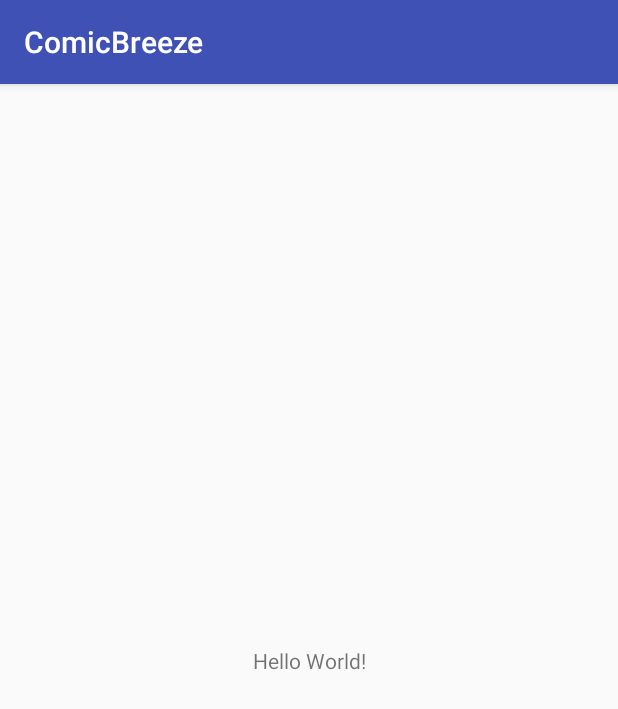
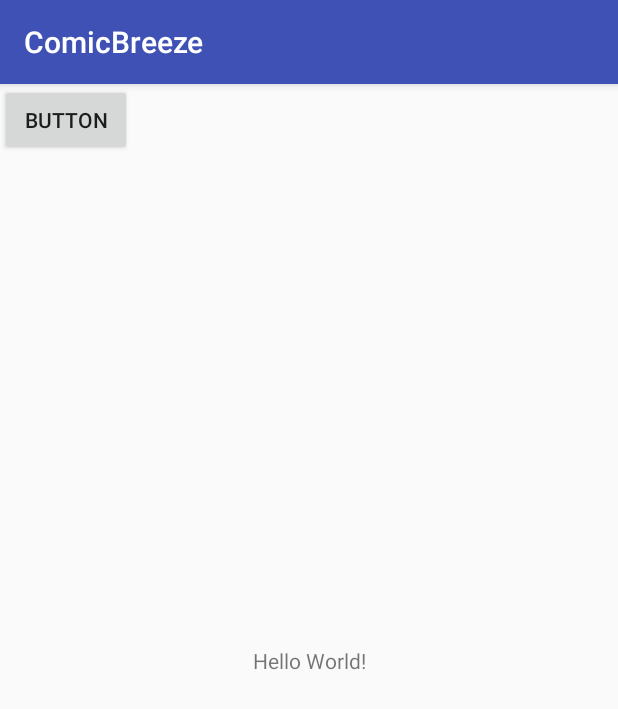
Before and after one commit to intet/ComicBreeze_android, an Android app: the screen it shows after launch (MainActivity), on a phone screen of 412 x 824 dp. Shown: the top 709 px of the screen. Run offline under Robolectric (Android 15) with nearby library versions, the phone set to English and light mode, and no system bars.

Commit message:
Обновление

```diff
--- a/app/build.gradle
+++ b/app/build.gradle
@@ -1,5 +1,4 @@
 apply plugin: 'com.android.application'
-
 android {
     compileSdkVersion 27
     buildToolsVersion "27.0.3"
@@ -20,6 +19,7 @@ android {
 }
 
 dependencies {
+
     compile fileTree(dir: 'libs', include: ['*.jar'])
     androidTestCompile('com.android.support.test.espresso:espresso-core:2.2.2', {
         exclude group: 'com.android.support', module: 'support-annotations'
@@ -27,4 +27,6 @@ dependencies {
     compile 'com.android.support:appcompat-v7:27.+'
     compile 'com.android.support.constraint:constraint-layout:+'
     testCompile 'junit:junit:4.12'
+    compile "android.arch.persistence.room:runtime:1.1.0"
+    annotationProcessor "android.arch.persistence.room:compiler:1.1.0"
 }
--- a/app/src/main/AndroidManifest.xml
+++ b/app/src/main/AndroidManifest.xml
@@ -8,7 +8,8 @@
             android:label="@string/app_name"
             android:roundIcon="@mipmap/ic_launcher_round"
             android:supportsRtl="true"
-            android:theme="@style/AppTheme">
+            android:theme="@style/AppTheme"
+            android:name=".ComicApplication">
         <activity android:name=".MainActivity">
             <intent-filter>
                 <action android:name="android.intent.action.MAIN"/>
--- /dev/null
+++ b/app/src/main/java/com/intetm/comicbreeze/ComicApplication.java
@@ -0,0 +1,7 @@
+package com.intetm.comicbreeze;
+
+import android.app.Application;
+
+public class ComicApplication extends Application {
+
+}
--- a/app/src/main/java/com/intetm/comicbreeze/MainActivity.java
+++ b/app/src/main/java/com/intetm/comicbreeze/MainActivity.java
@@ -2,6 +2,8 @@ package com.intetm.comicbreeze;
 
 import android.support.v7.app.AppCompatActivity;
 import android.os.Bundle;
+import android.view.View;
+import android.widget.TextView;
 
 public class MainActivity extends AppCompatActivity {
 
@@ -10,4 +12,8 @@ public class MainActivity extends AppCompatActivity {
         super.onCreate(savedInstanceState);
         setContentView(R.layout.activity_main);
     }
+
+    public void btnClick(View v){
+        ((TextView)findViewById(R.id.main_text)).setText("test!");
+    }
 }
--- /dev/null
+++ b/app/src/main/java/com/intetm/comicbreeze/service/database/AppDatabase.java
@@ -0,0 +1,4 @@
+package com.intetm.comicbreeze.service.database;
+
+public class AppDatabase {
+}
--- /dev/null
+++ b/app/src/main/java/com/intetm/comicbreeze/service/database/DatabaseService.java
@@ -0,0 +1,4 @@
+package com.intetm.comicbreeze.service.database;
+
+public class DatabaseService {
+}
--- a/app/src/main/res/layout/activity_main.xml
+++ b/app/src/main/res/layout/activity_main.xml
@@ -14,6 +14,11 @@
             app:layout_constraintBottom_toBottomOf="parent"
             app:layout_constraintLeft_toLeftOf="parent"
             app:layout_constraintRight_toRightOf="parent"
-            app:layout_constraintTop_toTopOf="parent"/>
+            app:layout_constraintTop_toTopOf="parent" android:id="@+id/main_text"/>
+    <Button
+            android:text="Button"
+            android:layout_width="wrap_content"
+            android:layout_height="wrap_content" tools:layout_editor_absoluteY="123dp"
+            tools:layout_editor_absoluteX="147dp" android:id="@+id/button" android:onClick="btnClick"/>
 
 </android.support.constraint.ConstraintLayout>
```
Also changed, not shown: app/src/main/java/com/intetm/comicbreeze/service/database/model/Comic.java (added, +46 -0 lines), app/src/main/java/com/intetm/comicbreeze/service/database/model/Page.java (added, +31 -0 lines), build.gradle (+9 -8 lines), gradle/wrapper/gradle-wrapper.properties.
